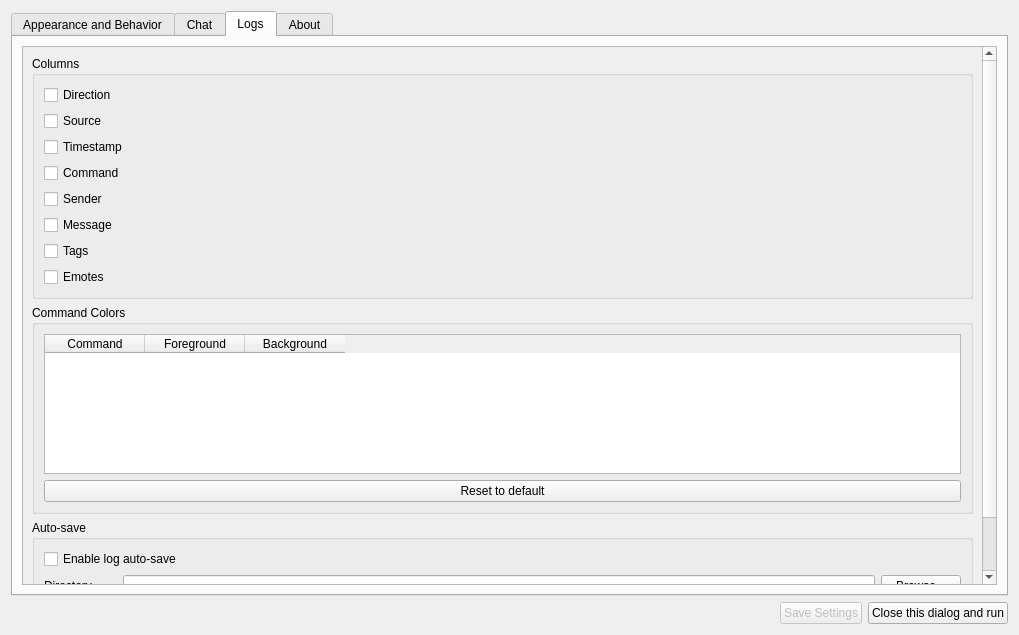
Before: the Qt Designer form setupwidget.ui in xiluembo/atsumari, drawn with Qt 5.
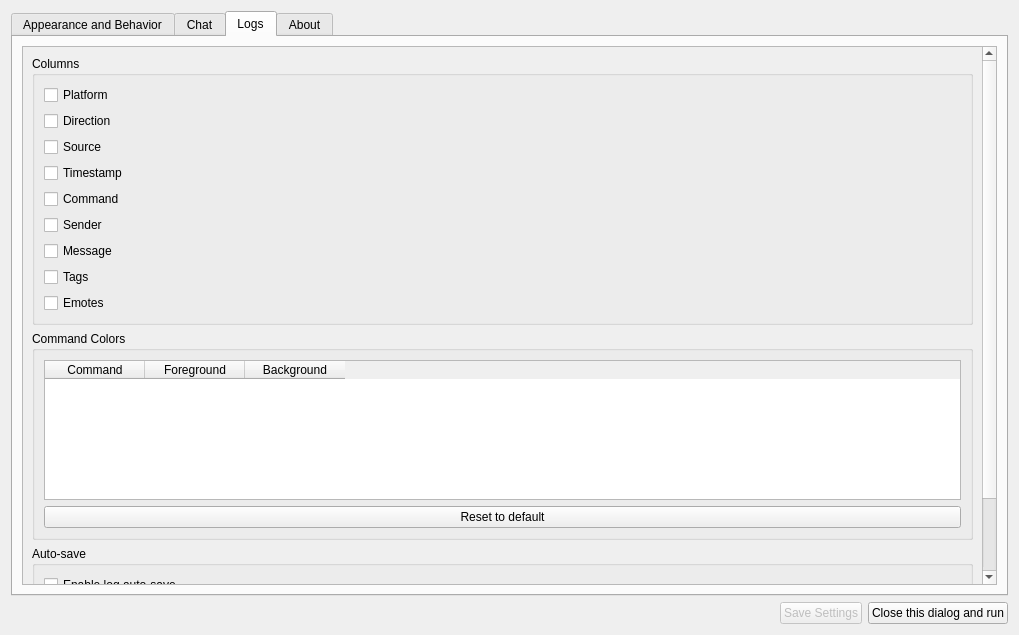
After: the same form once the commit is applied. The open tabs and pages were chosen to show the change. Icons and pictures are not drawn.

Commit message:
feat: show platform logos in logs and platform names in exports
Record explicit Twitch/Gamerfy origins and add a configurable Platform
column with transparent, aspect-preserving 32px icons. Include platform
names in manual and automatic exports. Bump settings to v4, migrate the
new column once, and keep Twitch scope invalidation pinned to v3.

Add regression tests for migration, icons and exports. Qt tests could not
be run in the editing environment because CMake/Qt are unavailable.

Patch:
```diff
--- a/setupwidget.ui
+++ b/setupwidget.ui
@@ -1175,6 +1175,13 @@
               <string>Columns</string>
              </property>
              <layout class="QVBoxLayout" name="verticalLayout_cols">
+              <item>
+               <widget class="QCheckBox" name="chkPlatform">
+                <property name="text">
+                 <string>Platform</string>
+                </property>
+               </widget>
+              </item>
               <item>
                <widget class="QCheckBox" name="chkDirection">
                 <property name="text">
```
Left out of the diff: 1 changed line with no effect on the pictures. The commit also changes 15 other files.
